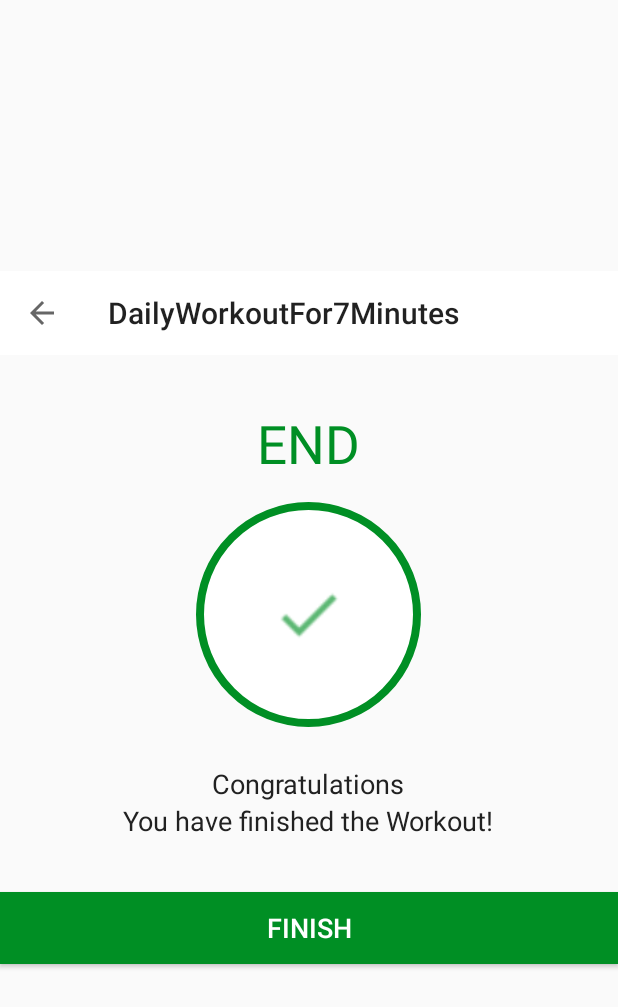
After one commit to abhas1102/7minutesWorkout-App, an Android app: the FinishActivity screen opened directly, with no data from a screen before it, on a phone screen of 412 x 824 dp. The commit adds this screen. Shown: the top 1007 px of the screen. Run offline under Robolectric (Android 15) with nearby library versions, the phone set to English and light mode, and no system bars.

Commit message:
Created Finish Screen and navigating it towards main activity after user clicks on 'Finish' button

```diff
--- a/app/src/main/AndroidManifest.xml
+++ b/app/src/main/AndroidManifest.xml
@@ -9,11 +9,14 @@
         android:roundIcon="@mipmap/ic_launcher_round"
         android:supportsRtl="true"
         android:theme="@style/Theme.DailyWorkoutFor7Minutes">
-        <activity android:name=".CountdownDemo"></activity>
+        <activity android:name=".FinishActivity"
+            android:screenOrientation="portrait"
+            android:theme="@style/Theme.AppCompat.Light.NoActionBar"/>
+
         <activity
             android:name=".ExerciseActivity"
             android:screenOrientation="portrait"
-            android:theme="@style/Theme.AppCompat.NoActionBar" />
+            android:theme="@style/Theme.AppCompat.Light.NoActionBar" />
         <activity
             android:name=".MainActivity"
             android:screenOrientation="portrait"
--- a/app/src/main/java/com/example/dailyworkoutfor7minutes/ExerciseActivity.kt
+++ b/app/src/main/java/com/example/dailyworkoutfor7minutes/ExerciseActivity.kt
@@ -1,5 +1,6 @@
 package com.example.dailyworkoutfor7minutes
 
+import android.content.Intent
 import android.media.MediaPlayer
 import android.opengl.Visibility
 import androidx.appcompat.app.AppCompatActivity
@@ -149,7 +150,10 @@ class ExerciseActivity : AppCompatActivity(), TextToSpeech.OnInitListener {
 
                     setupRestView()
                 }else {
-                    Toast.makeText(this@ExerciseActivity, "You Did It", Toast.LENGTH_SHORT).show()
+                  //  Toast.makeText(this@ExerciseActivity, "You Did It", Toast.LENGTH_SHORT).show()
+                    finish()
+                    val intent = Intent(this@ExerciseActivity,FinishActivity::class.java)
+                    startActivity(intent)
                 }
             }
 
--- /dev/null
+++ b/app/src/main/java/com/example/dailyworkoutfor7minutes/FinishActivity.kt
@@ -0,0 +1,28 @@
+package com.example.dailyworkoutfor7minutes
+
+import androidx.appcompat.app.AppCompatActivity
+import android.os.Bundle
+import kotlinx.android.synthetic.main.activity_exercise.*
+import kotlinx.android.synthetic.main.activity_finish.*
+
+class FinishActivity : AppCompatActivity() {
+    override fun onCreate(savedInstanceState: Bundle?) {
+        super.onCreate(savedInstanceState)
+        setContentView(R.layout.activity_finish)
+
+        setSupportActionBar(finish_activity_toolbar)
+
+        val actionbar = supportActionBar
+        if (actionbar!=null){
+            actionbar.setDisplayHomeAsUpEnabled(true)
+        }
+
+        finish_activity_toolbar.setNavigationOnClickListener {
+            onBackPressed()  // that should navigate directly to main activity
+        }
+
+        btnFinish.setOnClickListener {
+            finish()
+        }
+    }
+}
--- /dev/null
+++ b/app/src/main/res/layout/activity_finish.xml
@@ -0,0 +1,71 @@
+<?xml version="1.0" encoding="utf-8"?>
+<LinearLayout xmlns:android="http://schemas.android.com/apk/res/android"
+    xmlns:app="http://schemas.android.com/apk/res-auto"
+    xmlns:tools="http://schemas.android.com/tools"
+    android:layout_width="match_parent"
+    android:layout_height="match_parent"
+    android:orientation="vertical"
+    android:gravity="center"
+    tools:context=".FinishActivity">
+
+    <androidx.appcompat.widget.Toolbar
+        android:id="@+id/finish_activity_toolbar"
+        android:layout_width="match_parent"
+        android:layout_height="?android:attr/actionBarSize"
+        android:background="@color/colorWhite"/>
+
+    <TextView
+        android:id="@+id/tvEnd"
+        android:layout_width="wrap_content"
+        android:layout_height="wrap_content"
+        android:layout_marginTop="35dp"
+        android:text="END"
+        android:textColor="@color/colorAccent"
+        android:textSize="35sp"/>
+
+    <LinearLayout
+
+        android:layout_width="150dp"
+        android:layout_height="150dp"
+        android:layout_gravity="center"
+        android:layout_marginTop="15dp"
+        android:background="@drawable/item_circular_color_accent_border"
+        android:gravity="center">
+
+        <ImageView
+            android:layout_width="50dp"
+            android:layout_height="50dp"
+            android:contentDescription="@string/image"
+            android:src="@drawable/ic_action_tick"/>
+    </LinearLayout>
+
+    <TextView
+        android:layout_width="wrap_content"
+        android:layout_height="wrap_content"
+        android:layout_marginTop="25dp"
+        android:text="Congratulations"
+        android:textColor="#212121"
+        android:textSize="18sp"/>
+
+    <TextView
+        android:layout_width="wrap_content"
+        android:layout_height="wrap_content"
+
+        android:text="You have finished the Workout!"
+        android:textColor="#212121"
+        android:textSize="18sp"/>
+
+    <Button
+        android:id="@+id/btnFinish"
+        android:layout_width="match_parent"
+        android:layout_height="wrap_content"
+        android:layout_gravity="bottom"
+        android:layout_marginTop="35dp"
+        android:background="@color/colorAccent"
+        android:text="FINISH"
+        android:textColor="#FFFFFF"
+        android:textSize="18sp"/>
+
+
+
+</LinearLayout>
```
Also changed, not shown: app/src/main/res/drawable-v24/ic_action_tick.png (added).
